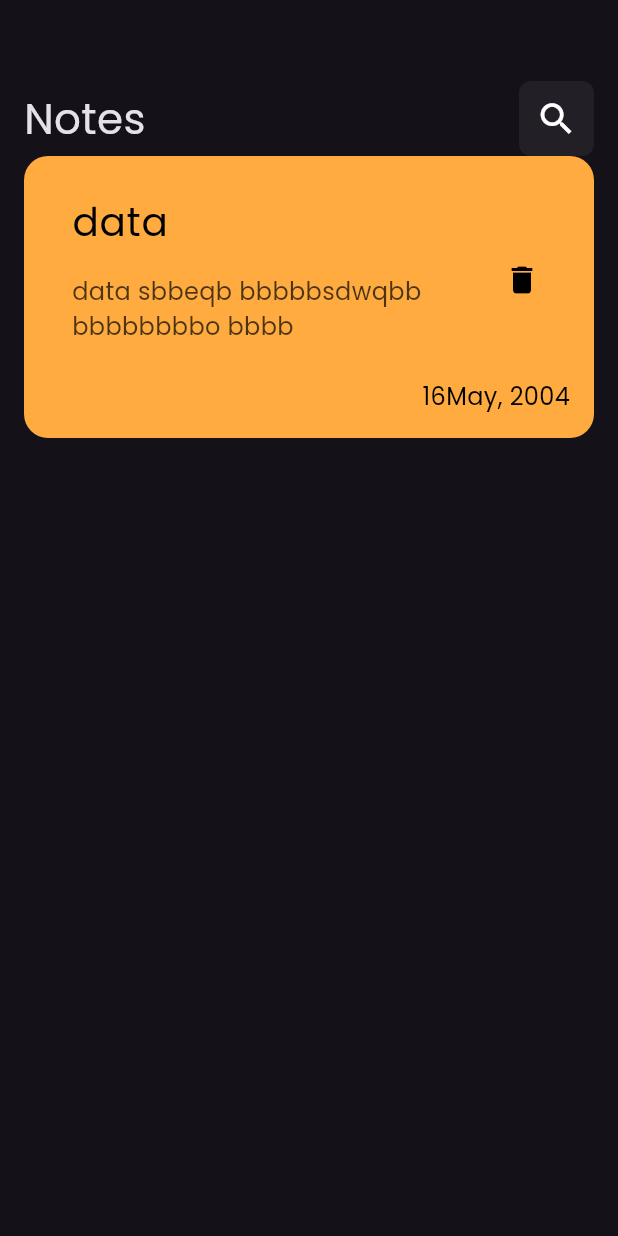
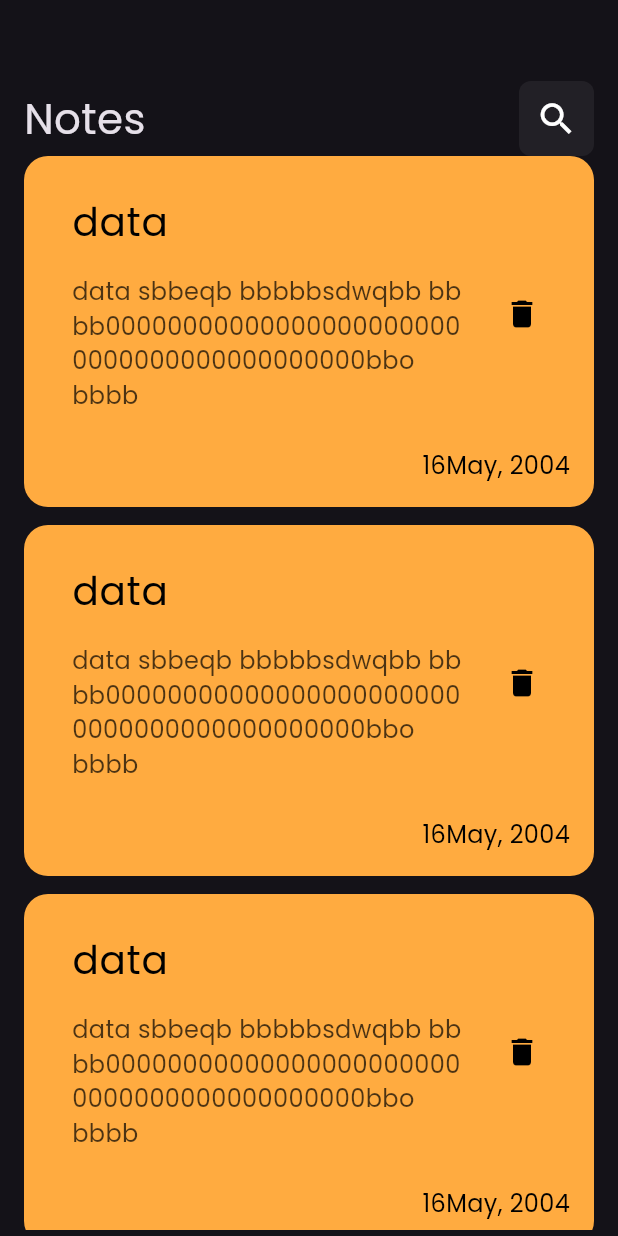
Before and after one commit to mohamedagm/notes_v1, a Flutter app: the screen it shows after launch, on a phone screen of 412 x 824 dp. Run offline on Flutter 3.47's test engine with Material 3 defaults, Android fonts, the phone set to English and light mode, and no system bars.

Commit message:
create notes_list

```diff
--- a/lib/views/widgets/home_view_body.dart
+++ b/lib/views/widgets/home_view_body.dart
@@ -1,6 +1,7 @@
 import 'package:flutter/material.dart';
 import 'package:notes_v1/views/widgets/custom_app_bar.dart';
 import 'package:notes_v1/views/widgets/notes_item.dart';
+import 'package:notes_v1/views/widgets/notes_list.dart';
 
 class HomeViewBody extends StatelessWidget {
   const HomeViewBody({super.key});
@@ -10,7 +11,11 @@ class HomeViewBody extends StatelessWidget {
     return Padding(
       padding: const EdgeInsets.symmetric(horizontal: 16.0, vertical: 4),
       child: Column(
-        children: [SizedBox(height: 50), CustomAppBar(), NotesItem()],
+        children: [
+          SizedBox(height: 50),
+          CustomAppBar(),
+          Expanded(child: NotesList()),
+        ],
       ),
     );
   }
--- a/lib/views/widgets/notes_item.dart
+++ b/lib/views/widgets/notes_item.dart
@@ -5,7 +5,9 @@ class NotesItem extends StatelessWidget {
 
   @override
   Widget build(BuildContext context) {
-    return Container(
+    return Padding(
+      padding: const EdgeInsets.only(bottom: 12.0),
+      child: Container(
         padding: EdgeInsets.only(left: 16, top: 16, bottom: 16),
         decoration: BoxDecoration(
           color: Colors.orangeAccent,
@@ -24,7 +26,7 @@ class NotesItem extends StatelessWidget {
               subtitle: Padding(
                 padding: const EdgeInsets.symmetric(vertical: 16),
                 child: Text(
-                'data sbbeqb bbbbbsdwqbb bbbbbbbbo bbbb',
+                  'data sbbeqb bbbbbsdwqbb bbbb000000000000000000000000000000000000000000bbo bbbb',
                   style: TextStyle(
                     color: const Color.fromRGBO(0, 0, 0, 0.7),
                     fontSize: 16,
@@ -45,6 +47,7 @@ class NotesItem extends StatelessWidget {
             ),
           ],
         ),
+      ),
     );
   }
 }
--- /dev/null
+++ b/lib/views/widgets/notes_list.dart
@@ -0,0 +1,15 @@
+import 'package:flutter/material.dart';
+import 'package:notes_v1/views/widgets/notes_item.dart';
+
+class NotesList extends StatelessWidget {
+  const NotesList({super.key});
+
+  @override
+  Widget build(BuildContext context) {
+    return ListView.builder(
+      itemBuilder: (context, index) {
+        return const NotesItem();
+      },
+    );
+  }
+}
```
Lines whose indentation alone changed are shown as unchanged.
